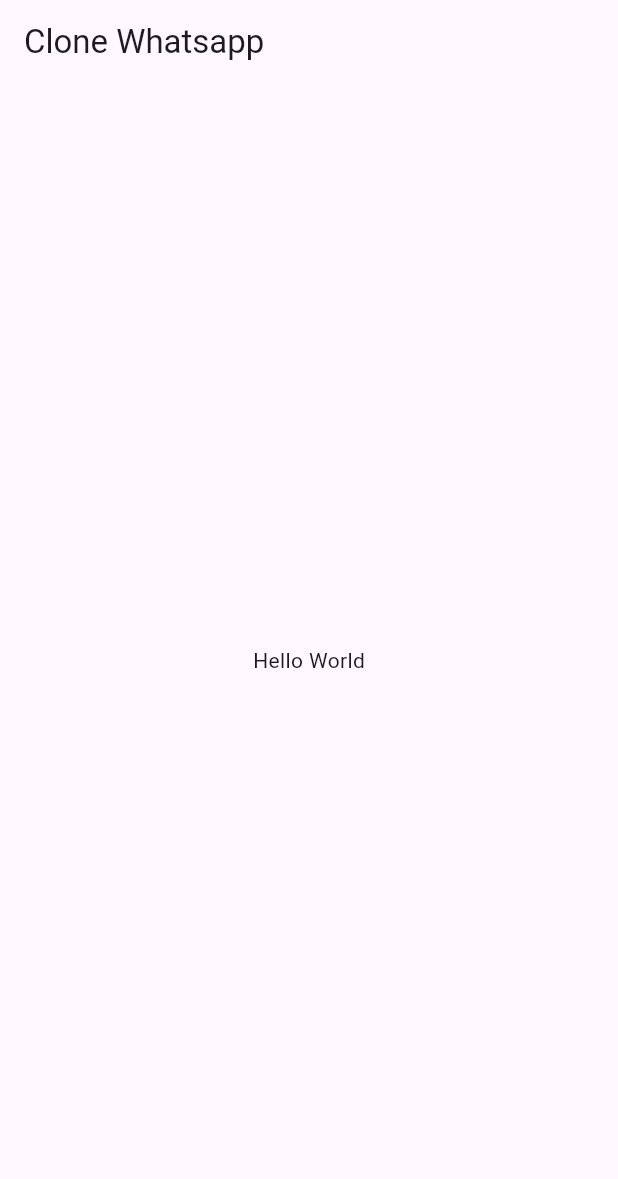
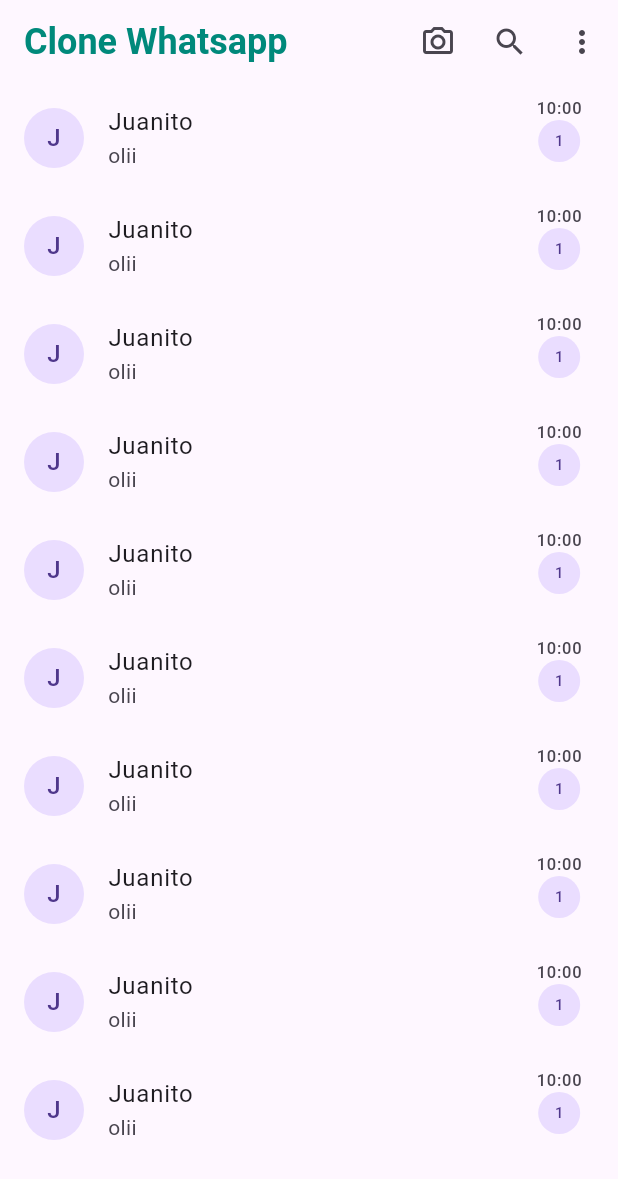
Before and after one commit to jalvarenga-unah/IS513-III-PAC-2024, a Flutter app: the screen it shows after launch, on a phone screen of 412 x 824 dp. Shown: the top 1179 px of the screen. Run offline on Flutter 3.47's test engine with Material 3 defaults, Android fonts, the phone set to English and light mode, and no system bars.

Commit message:
manejo de listas y widgets personalizados

```diff
--- /dev/null
+++ b/intro-flutter/clone_whatsapp/lib/src/api/store/data_chats.dart
@@ -0,0 +1,17 @@
+const chats = [
+  {
+    'sender': 'Juan Alvarenga',
+    'message': 'olii',
+    'time': '10:00',
+  },
+  {
+    'sender': 'Maria Perez',
+    'message': 'La ropa!!!!!!',
+    'time': '11:15',
+  },
+  {
+    'sender': 'Pedrito',
+    'message': 'trae fresco',
+    'time': '14:20',
+  },
+];
--- a/intro-flutter/clone_whatsapp/lib/src/modules/contacts/pages/home_page.dart
+++ b/intro-flutter/clone_whatsapp/lib/src/modules/contacts/pages/home_page.dart
@@ -1,17 +1,50 @@
+import 'package:clone_whatsapp/src/modules/contacts/widgets/item_chat.dart';
 import 'package:flutter/material.dart';
+import 'package:clone_whatsapp/src/api/store/data_chats.dart';
 
 class HomePage extends StatelessWidget {
   const HomePage({super.key});
 
   @override
   Widget build(BuildContext context) {
+    print(chats); //La respuesta del servidor
     return Scaffold(
       appBar: AppBar(
-        title: const Text('Clone Whatsapp'),
+        centerTitle: false,
+        title: Text(
+          'Clone Whatsapp',
+          style: TextStyle(
+            color: Colors.teal[600],
+            fontSize: 24,
+            fontWeight: FontWeight.w700,
+          ),
+        ),
+        actions: [
+          IconButton(
+            icon: const Icon(Icons.camera_alt_outlined),
+            onPressed: () {},
+          ),
+          IconButton(
+            icon: const Icon(Icons.search),
+            onPressed: () {},
+          ),
+          IconButton(
+            icon: const Icon(Icons.more_vert),
+            onPressed: () {},
+          ),
+        ],
       ),
-      body: const Center(
-        child: Text('Hello World'),
-      ),
+      body: Center(
+          child: ListView.builder(
+        itemCount: 10,
+        itemBuilder: (BuildContext context, int indice) {
+          return Itemchat(
+            sender: 'Juanito',
+            message: 'olii',
+            time: '10:00',
+          );
+        },
+      )),
     );
   }
 }
--- /dev/null
+++ b/intro-flutter/clone_whatsapp/lib/src/modules/contacts/widgets/item_chat.dart
@@ -0,0 +1,36 @@
+import 'package:flutter/material.dart';
+
+class Itemchat extends StatelessWidget {
+  const Itemchat({
+    super.key,
+    required this.sender,
+    required this.message,
+    required this.time,
+  });
+
+  final String sender;
+  final String message;
+  final String time;
+
+  @override
+  Widget build(BuildContext context) {
+    return ListTile(
+      title: Text(sender),
+      subtitle: Text(message),
+      leading: CircleAvatar(
+          child: Text(sender[0])), //TODO: agregar una imagen si la tiene
+      trailing: Column(
+        children: [
+          Text(time),
+          const CircleAvatar(
+            radius: 14,
+            child: Text(
+              '1',
+              style: TextStyle(fontSize: 10),
+            ),
+          ),
+        ],
+      ),
+    );
+  }
+}
```
